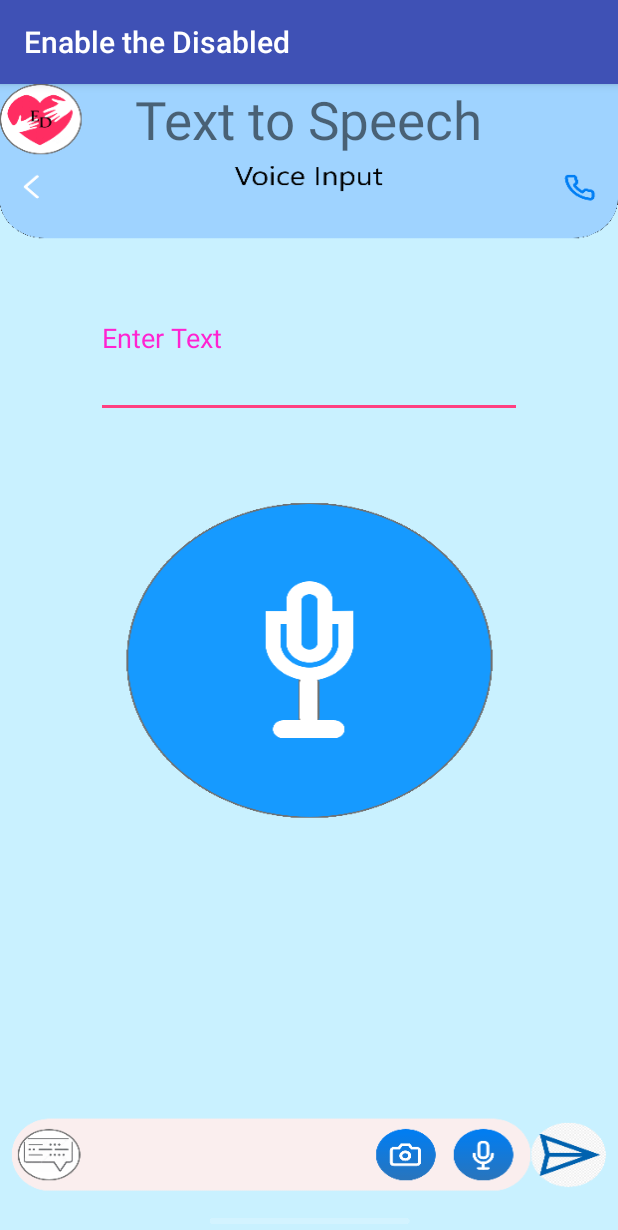
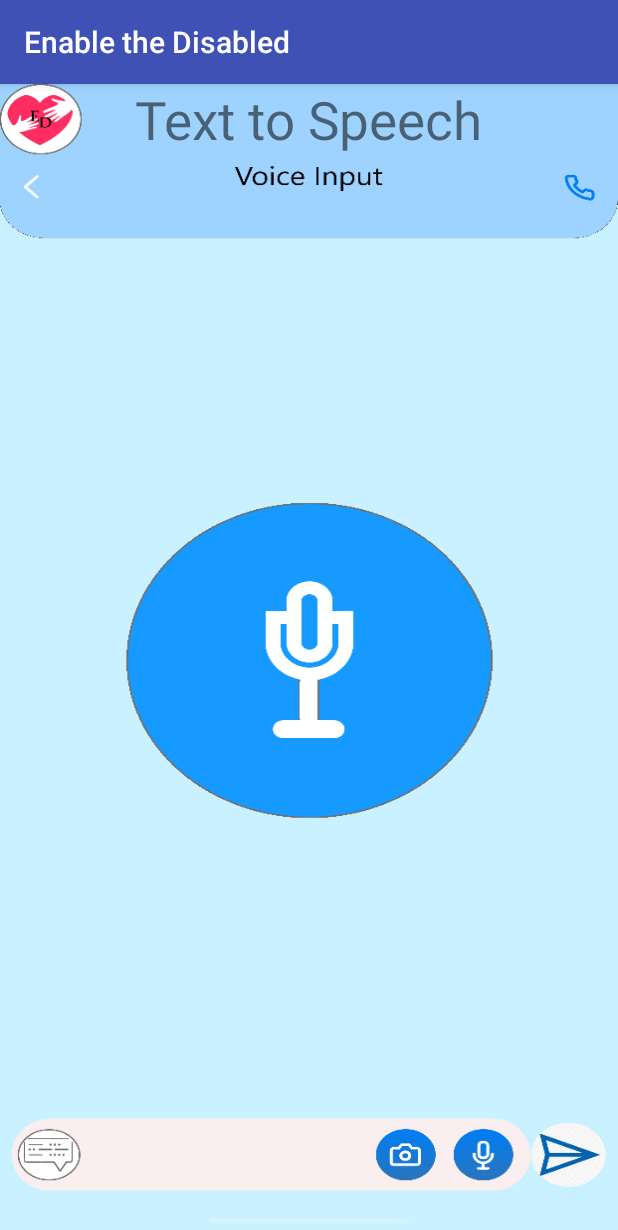
Before and after one commit to lordbeerus0505/EnableTheDisabled, an Android app: the TextToSpeech screen opened directly, with no data from a screen before it, on a phone screen of 412 x 824 dp. Shown: the top 1230 px of the screen. Run offline under Robolectric (Android 15) with nearby library versions, the phone set to English and light mode, and no system bars.

Commit message:
Have to rebase

```diff
--- a/app/src/main/res/layout/activity_text_to_speech.xml
+++ b/app/src/main/res/layout/activity_text_to_speech.xml
@@ -8,6 +8,7 @@
     android:background="@drawable/voice">
 
     <RelativeLayout
+        android:id="@+id/relativeLayout"
         android:layout_width="match_parent"
         android:layout_height="match_parent"
         android:paddingLeft="@dimen/activity_horizontal_margin"
@@ -41,7 +42,8 @@
             android:layout_marginEnd="0dp"
             android:layout_marginRight="0dp"
             android:layout_marginBottom="545dp"
-            android:hint="Enter Text"
+            android:backgroundTint="@android:color/transparent"
+            android:hint=""
             android:textColor="#ff7aff10"
             android:textColorHint="#ffff23d1" />
 
@@ -49,7 +51,6 @@
             android:id="@+id/button"
             android:layout_width="288dp"
             android:layout_height="232dp"
-            android:background="@android:color/transparent"
             android:layout_alignParentStart="true"
             android:layout_alignParentTop="true"
             android:layout_alignParentEnd="true"
@@ -58,6 +59,7 @@
             android:layout_marginTop="240dp"
             android:layout_marginEnd="30dp"
             android:layout_marginBottom="291dp"
+            android:background="@android:color/transparent"
             android:text="" />
 
     </RelativeLayout>
```
